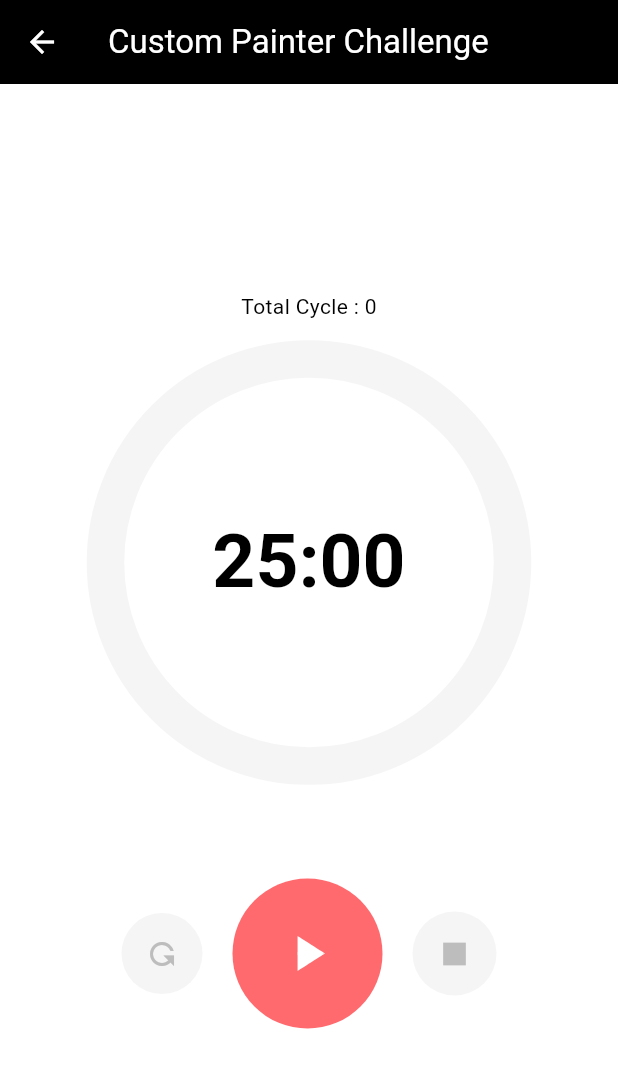
After one commit to raymondanythings/flutter_animation, a Flutter app: the screen it shows after launch, after a tap on "Custom Painter Challenge", on a phone screen of 412 x 824 dp. The commit adds this screen. Shown: the top 1068 px of the screen. Run offline on Flutter 3.47's test engine with Material 2 defaults, Android fonts, the phone set to English and light mode, and no system bars.

Commit message:
Challenge: Custom Painter

```diff
--- /dev/null
+++ b/lib/views/challenges/custom_painter/custom_painter_screen.dart
@@ -0,0 +1,303 @@
+import 'dart:async';
+import 'dart:math';
+
+import 'package:flutter/material.dart';
+
+class CustomPainterScreen extends StatefulWidget {
+  const CustomPainterScreen({super.key});
+
+  @override
+  State<CustomPainterScreen> createState() => _CustomPainterScreenState();
+}
+
+class _CustomPainterScreenState extends State<CustomPainterScreen>
+    with TickerProviderStateMixin {
+  static const twentyFiveMinutes = 1500;
+  int totalSeconds = 0;
+  int totalCount = 0;
+  late final AnimationController _animationController = AnimationController(
+    vsync: this,
+    duration: const Duration(
+      seconds: 1,
+    ),
+  )..addStatusListener((status) {
+      if (status == AnimationStatus.completed) {
+        onPausePressed();
+        setState(() {
+          totalCount++;
+        });
+      }
+    });
+
+  late final CurvedAnimation _curve = CurvedAnimation(
+    parent: _animationController,
+    curve: Curves.easeInOut,
+  );
+
+  late final Animation<double> _progress = Tween(
+    begin: 0.005,
+    end: 1500.0,
+  ).animate(
+    _curve,
+  );
+
+  late final AnimationController _iconController = AnimationController(
+    vsync: this,
+    duration: const Duration(
+      milliseconds: 300,
+    ),
+  );
+
+  late Timer timer;
+  bool _isRunning = false;
+
+  void _onPlayTap() {
+    if (!_isRunning) {
+      _isRunning = true;
+      _iconController.forward();
+      if (_animationController.value >= 1.0) {
+        _animationController.forward(from: 0);
+      } else {
+        _animationController.forward();
+      }
+      timer = Timer.periodic(
+        const Duration(
+          seconds: 1,
+        ),
+        _onTick,
+      );
+    } else {
+      onPausePressed();
+      _animationController.stop();
+    }
+  }
+
+  void onPausePressed() {
+    timer.cancel();
+    _iconController.reverse();
+    setState(() {
+      _isRunning = false;
+    });
+  }
+
+  void _onTick(Timer timer) {
+    if (totalSeconds == twentyFiveMinutes) {
+      totalSeconds = 0;
+      onPausePressed();
+    } else {
+      totalSeconds += 1;
+    }
+  }
+
+  void _onResetTap({bool isReset = false}) {
+    if (_isRunning) {
+      timer.cancel();
+    }
+    _animationController.reset();
+    _iconController.reset();
+    totalSeconds = 0;
+    if (isReset) {
+      setState(() {
+        totalCount = 0;
+      });
+    }
+  }
+
+  @override
+  void dispose() {
+    _iconController.dispose();
+    _animationController.dispose();
+    if (_isRunning) {
+      timer.cancel();
+    }
+    super.dispose();
+  }
+
+  @override
+  Widget build(BuildContext context) {
+    return Scaffold(
+      appBar: AppBar(
+        title: const Text("Custom Painter Challenge"),
+        backgroundColor: Colors.black,
+        foregroundColor: Colors.white,
+      ),
+      body: Center(
+        child: Column(
+          mainAxisSize: MainAxisSize.min,
+          children: [
+            Text("Total Cycle : $totalCount"),
+            AnimatedBuilder(
+              animation: _progress,
+              builder: (context, child) {
+                return CustomPaint(
+                  painter: PomodoroPainter(
+                    progress: _progress.value,
+                  ),
+                  size: Size(
+                    MediaQuery.of(context).size.width * 0.78,
+                    MediaQuery.of(context).size.width * 0.78,
+                  ),
+                );
+              },
+            ),
+            const SizedBox(
+              height: 50,
+            ),
+            Row(
+              mainAxisAlignment: MainAxisAlignment.center,
+              children: [
+                Transform.flip(
+                  flipY: true,
+                  child: GestureDetector(
+                    onTap: () => _onResetTap(
+                      isReset: true,
+                    ),
+                    child: Container(
+                      padding: const EdgeInsets.all(
+                        15,
+                      ),
+                      decoration: const BoxDecoration(
+                        shape: BoxShape.circle,
+                        color: Color(
+                          0xFFF5F5F5,
+                        ),
+                      ),
+                      child: const Icon(
+                        Icons.refresh,
+                        color: Color(
+                          0xFFBDBDBD,
+                        ),
+                      ),
+                    ),
+                  ),
+                ),
+                const SizedBox(
+                  width: 20,
+                ),
+                GestureDetector(
+                  onTap: _onPlayTap,
+                  child: Container(
+                    padding: const EdgeInsets.all(
+                      30,
+                    ),
+                    decoration: const BoxDecoration(
+                      shape: BoxShape.circle,
+                      color: Color(0xFFFF6A6E),
+                    ),
+                    child: AnimatedIcon(
+                      icon: AnimatedIcons.play_pause,
+                      size: 40,
+                      color: Colors.white,
+                      progress: _iconController,
+                    ),
+                  ),
+                ),
+                const SizedBox(
+                  width: 20,
+                ),
+                GestureDetector(
+                  onTap: _onResetTap,
+                  child: Container(
+                    padding: const EdgeInsets.all(
+                      18,
+                    ),
+                    decoration: const BoxDecoration(
+                      shape: BoxShape.circle,
+                      color: Color(
+                        0xFFF5F5F5,
+                      ),
+                    ),
+                    child: const Icon(
+                      Icons.square_sharp,
+                      size: 20,
+                      color: Color(
+                        0xFFBDBDBD,
+                      ),
+                    ),
+                  ),
+                ),
+              ],
+            )
+          ],
+        ),
+      ),
+    );
+  }
+}
+
+class PomodoroPainter extends CustomPainter {
+  final double progress;
+  PomodoroPainter({
+    required this.progress,
+  });
+  String format(int seconds) {
+    return Duration(seconds: seconds)
+        .toString()
+        .split(".")
+        .first
+        .substring(2, 7);
+  }
+
+  @override
+  void paint(Canvas canvas, Size size) {
+    const strokeWidth = 25.0;
+    const double startingAngle = -0.5 * pi;
+    final radius = size.width / 2 - strokeWidth;
+    final paint = Paint()
+      ..color = Colors.grey.shade100
+      ..style = PaintingStyle.stroke
+      ..strokeWidth = strokeWidth;
+
+    final center = Offset(
+      size.width / 2,
+      size.height / 2,
+    );
+    canvas.drawCircle(center, radius, paint);
+
+    final arcRect = Rect.fromCircle(
+      center: center,
+      radius: radius,
+    );
+    final arcPaint = Paint()
+      ..color = const Color(0xFFFF6A6E)
+      ..style = PaintingStyle.stroke
+      ..strokeCap = StrokeCap.round
+      ..strokeWidth = strokeWidth;
+    canvas.drawArc(
+      arcRect,
+      startingAngle,
+      progress / 1500 * 2 * pi,
+      false,
+      arcPaint,
+    );
+    final p = progress - 0.005;
+
+    final text = TextSpan(
+      text: format((1500.0 - p).toInt()),
+      style: const TextStyle(
+        fontSize: 50,
+        fontWeight: FontWeight.bold,
+        color: Colors.black,
+      ),
+    );
+
+    final textPainter = TextPainter()
+      ..text = text
+      ..textDirection = TextDirection.ltr
+      ..textAlign = TextAlign.center
+      ..layout();
+
+    textPainter.paint(
+      canvas,
+      Offset(
+        center.dx - textPainter.width / 2,
+        center.dy - textPainter.height / 2,
+      ),
+    );
+  }
+
+  @override
+  bool shouldRepaint(covariant CustomPainter oldDelegate) {
+    return true;
+  }
+}
--- a/lib/views/menu_screen.dart
+++ b/lib/views/menu_screen.dart
@@ -1,4 +1,5 @@
 import 'package:flutter/material.dart';
+import 'package:flutter_animation/views/challenges/custom_painter/custom_painter_screen.dart';
 import 'package:flutter_animation/views/challenges/explicit_animation/widgets/explicit_animation_challenge_screen.dart';
 import 'package:flutter_animation/views/challenges/implicit_animation/Implicit_animation_challenge_screen.dart';
 import 'package:flutter_animation/views/explicit_animations_screen.dart';
@@ -61,6 +62,13 @@ class MenuScreen extends StatelessWidget {
               ),
               child: const Text("Apple Watch"),
             ),
+            ElevatedButton(
+              onPressed: () => _goPage(
+                context,
+                const CustomPainterScreen(),
+              ),
+              child: const Text("Custom Painter Challenge"),
+            ),
           ],
         ),
       ),
```
